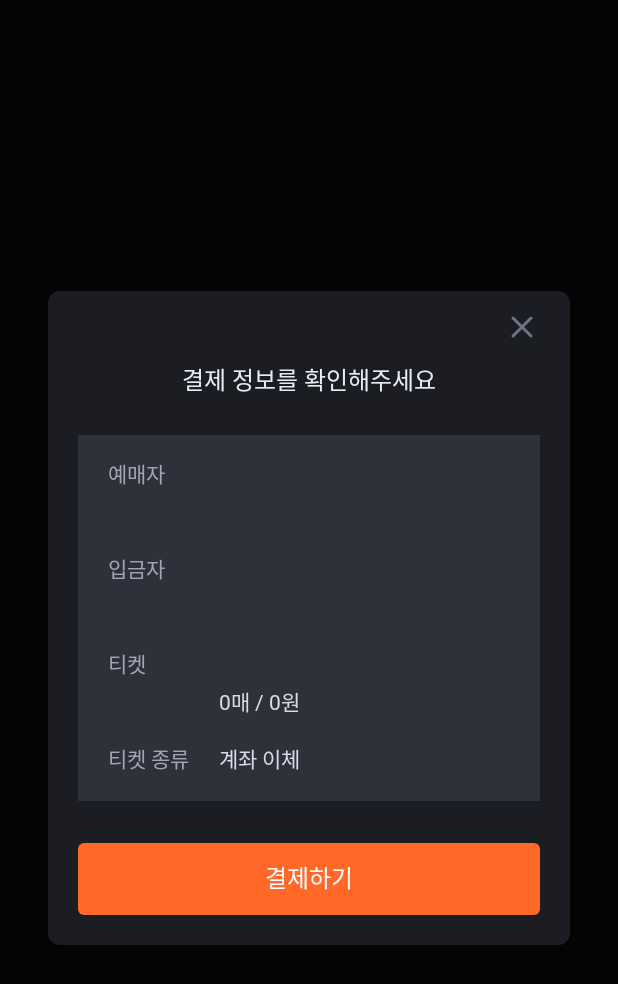
After one commit to Nexters/Boolti, an Android app built with Jetpack Compose: the composable TicketingConfirmDialog called with empty values, on a phone screen of 412 x 824 dp. The commit adds this screen. Shown: the top 984 px of the screen. Run offline under Robolectric (Android 15) with nearby library versions, the phone set to English and light mode, and no system bars; our stand-ins replace constraintlayout-compose; network calls fail; Roboto replaces fonts that are not available here.

Commit message:
Boolti-167 feat: 일반티켓 예매 시 다이얼로그 표시

```diff
--- /dev/null
+++ b/presentation/src/main/java/com/nexters/boolti/presentation/screen/ticketing/TicketingConfirmDialog.kt
@@ -0,0 +1,184 @@
+package com.nexters.boolti.presentation.screen.ticketing
+
+import androidx.compose.foundation.background
+import androidx.compose.foundation.layout.fillMaxWidth
+import androidx.compose.foundation.layout.padding
+import androidx.compose.foundation.shape.RoundedCornerShape
+import androidx.compose.material3.MaterialTheme
+import androidx.compose.material3.Text
+import androidx.compose.runtime.Composable
+import androidx.compose.ui.Modifier
+import androidx.compose.ui.draw.clip
+import androidx.compose.ui.res.stringResource
+import androidx.compose.ui.unit.dp
+import androidx.constraintlayout.compose.ConstraintLayout
+import com.nexters.boolti.domain.model.PaymentType
+import com.nexters.boolti.presentation.R
+import com.nexters.boolti.presentation.component.BTDialog
+import com.nexters.boolti.presentation.theme.Grey15
+import com.nexters.boolti.presentation.theme.Grey30
+import com.nexters.boolti.presentation.theme.marginHorizontal
+
+@Composable
+fun TicketingConfirmDialog(
+    reservationName: String,
+    reservationContact: String,
+    depositor: String,
+    depositorContact: String,
+    ticketName: String,
+    ticketCount: Int,
+    totalPrice: Int,
+    paymentType: PaymentType,
+    onClick: () -> Unit,
+    onDismiss: () -> Unit,
+) {
+    BTDialog(
+        positiveButtonLabel = stringResource(R.string.ticketing_payment_button_label_short),
+        onClickPositiveButton = onClick,
+        onDismiss = onDismiss,
+    ) {
+        Text(text = stringResource(R.string.ticketing_confirm_dialog_title))
+        ConstraintLayout(
+            modifier = Modifier
+                .padding(top = 24.dp)
+                .fillMaxWidth()
+                .background(MaterialTheme.colorScheme.secondaryContainer)
+                .clip(RoundedCornerShape(4.dp))
+                .padding(horizontal = marginHorizontal, vertical = 16.dp)
+        ) {
+            val (
+                reservationLabelRef,
+                depositorRef,
+                ticketRef,
+                paymentTypeRef,
+            ) = createRefs()
+
+            val barrier = createEndBarrier(
+                reservationLabelRef,
+                depositorRef,
+                ticketRef,
+                paymentTypeRef,
+                margin = 20.dp,
+            )
+
+            // 예매자
+            Label(
+                modifier = Modifier.constrainAs(reservationLabelRef) {
+                    top.linkTo(parent.top)
+                    start.linkTo(parent.start)
+                },
+                label = stringResource(R.string.ticket_holder)
+            )
+            val (reservationNameRef, reservationContactRef) = createRefs()
+            InfoText(
+                modifier = Modifier.constrainAs(reservationNameRef) {
+                    start.linkTo(barrier)
+                    baseline.linkTo(reservationLabelRef.baseline)
+                },
+                value = reservationName,
+            )
+            InfoText(
+                modifier = Modifier.constrainAs(reservationContactRef) {
+                    start.linkTo(reservationNameRef.start)
+                    top.linkTo(reservationNameRef.bottom, 4.dp)
+                },
+                value = reservationContact,
+            )
+
+            // 입금자
+            Label(
+                modifier = Modifier.constrainAs(depositorRef) {
+                    top.linkTo(reservationContactRef.bottom, 16.dp)
+                    start.linkTo(parent.start)
+                },
+                label = stringResource(R.string.depositor),
+            )
+            val (depositorNameRef, depositorContactRef) = createRefs()
+            InfoText(
+                modifier = Modifier.constrainAs(depositorNameRef) {
+                    start.linkTo(barrier)
+                    baseline.linkTo(depositorRef.baseline)
+                },
+                value = depositor
+            )
+            InfoText(
+                modifier = Modifier.constrainAs(depositorContactRef) {
+                    start.linkTo(depositorNameRef.start)
+                    top.linkTo(depositorNameRef.bottom, 4.dp)
+                },
+                value = depositorContact
+            )
+
+            // 티켓
+            Label(
+                modifier = Modifier.constrainAs(ticketRef) {
+                    top.linkTo(depositorContactRef.bottom, 16.dp)
+                    start.linkTo(parent.start)
+                },
+                label = stringResource(R.string.ticket),
+            )
+            val (ticketNameRef, ticketInfoRef) = createRefs()
+            InfoText(
+                modifier = Modifier.constrainAs(ticketNameRef) {
+                    start.linkTo(barrier)
+                    baseline.linkTo(ticketRef.baseline)
+                },
+                value = ticketName,
+            )
+            InfoText(
+                modifier = Modifier.constrainAs(ticketInfoRef) {
+                    start.linkTo(ticketNameRef.start)
+                    top.linkTo(ticketNameRef.bottom, 4.dp)
+                },
+                value = "${ticketCount}매 / ${totalPrice}원"
+            )
+
+            // 결제 수단
+            Label(
+                modifier = Modifier.constrainAs(paymentTypeRef) {
+                    top.linkTo(ticketInfoRef.bottom, 16.dp)
+                    start.linkTo(parent.start)
+                },
+                label = stringResource(R.string.ticket_type_label),
+            )
+            val paymentTypeDataRef = createRef()
+            InfoText(
+                modifier = Modifier.constrainAs(paymentTypeDataRef) {
+                    start.linkTo(barrier)
+                    baseline.linkTo(paymentTypeRef.baseline)
+                },
+                value = when (paymentType) {
+                    PaymentType.ACCOUNT_TRANSFER -> stringResource(R.string.payment_account_transfer)
+                    PaymentType.CARD -> stringResource(R.string.payment_card)
+                    PaymentType.UNDEFINED -> ""
+                }
+            )
+        }
+    }
+}
+
+@Composable
+private fun Label(
+    modifier: Modifier = Modifier,
+    label: String,
+) {
+    Text(
+        modifier = modifier,
+        text = label,
+        style = MaterialTheme.typography.bodySmall,
+        color = Grey30,
+    )
+}
+
+@Composable
+private fun InfoText(
+    modifier: Modifier = Modifier,
+    value: String,
+) {
+    Text(
+        modifier = modifier,
+        text = value,
+        style = MaterialTheme.typography.bodySmall,
+        color = Grey15,
+    )
+}
--- a/presentation/src/main/res/values/strings.xml
+++ b/presentation/src/main/res/values/strings.xml
@@ -49,6 +49,10 @@
     <string name="message_unknown_error">알 수 없는 에러가 발생했습니다</string>
     <string name="copy">복사</string>
     <string name="next">다음</string>
+
+    <string name="ticket_holder">예매자</string>
+    <string name="depositor">입금자</string>
+    <string name="ticket">티켓</string>
 
     <!-- 로그인 -->
     <string name="catch_phrase">불티나게 팔리는 티켓, 불티</string>
@@ -135,6 +139,8 @@
     <string name="ticketing_payment_information">다음 페이지에서 계좌 번호를 안내해 드릴게요</string>
     <string name="ticketing_payment_message">지금은 계좌 이체로만 결제할 수 있어요</string>
     <string name="ticketing_payment_button_label">%,d원 결제하기</string>
+    <string name="ticketing_payment_button_label_short">결제하기</string>
+    <string name="ticketing_confirm_dialog_title">결제 정보를 확인해주세요</string>
     <string name="ticketing_address_copied_message">공연장 주소가 복사되었어요</string>
     <string name="ticketing_host_format">%s (%s)</string>
 
```
Also changed, not shown: presentation/src/main/java/com/nexters/boolti/presentation/screen/ticketing/TicketingScreen.kt (+28 -4 lines), presentation/src/main/java/com/nexters/boolti/presentation/screen/ticketing/TicketingState.kt (+5 -5 lines), presentation/src/main/java/com/nexters/boolti/presentation/screen/ticketing/TicketingViewModel.kt (+5 -5 lines).
